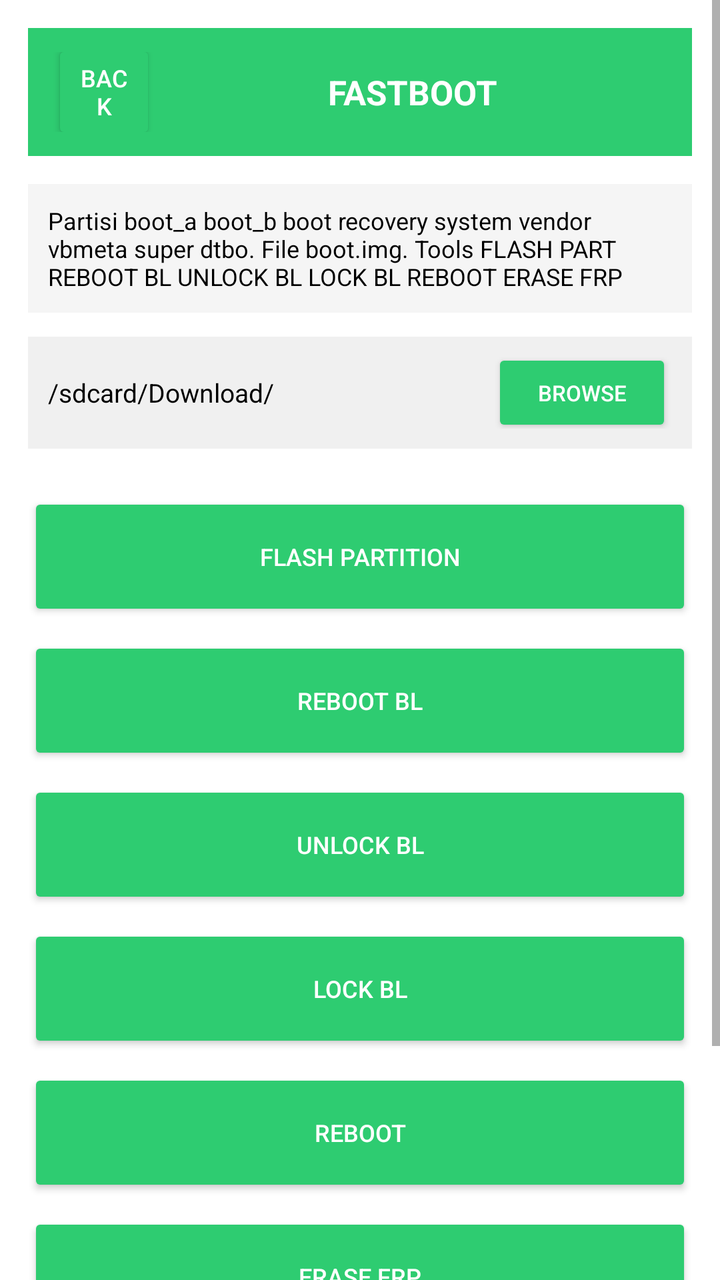
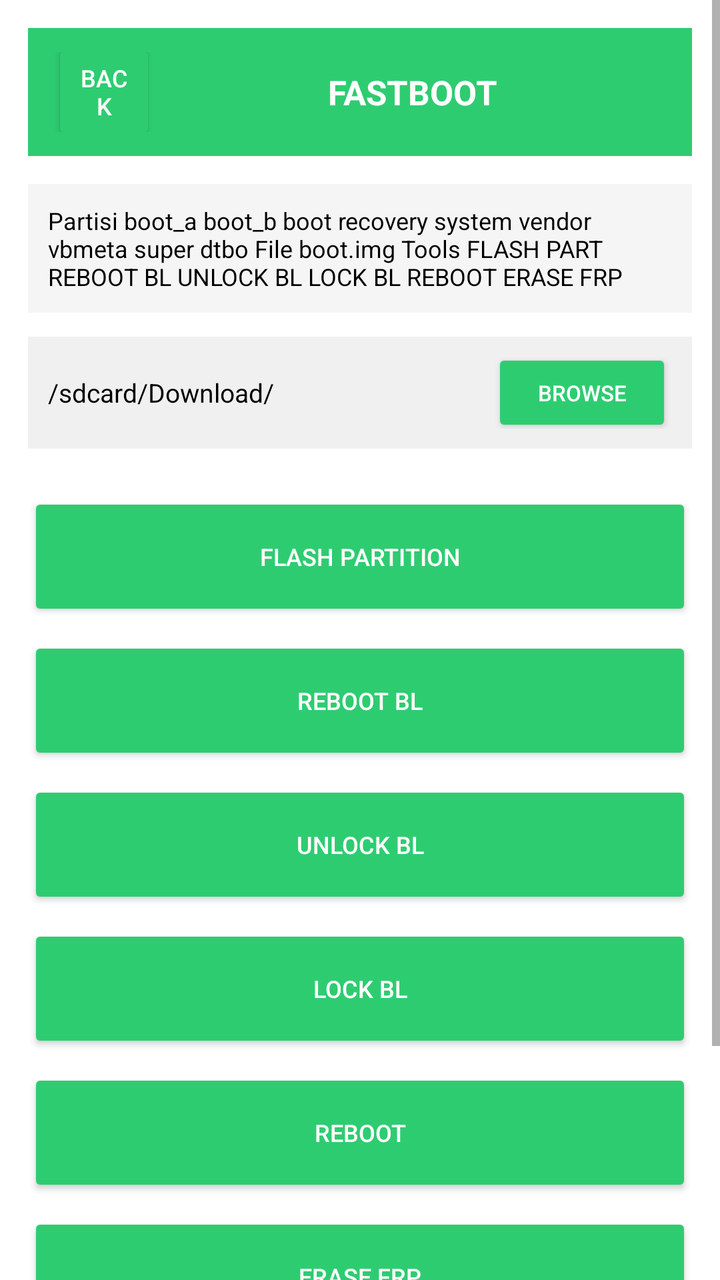

Screens rendered from an Android XML layout before and after an edit, with the pre-edit source and the edit as a unified diff.
<!-- AndroidManifest.xml: application theme Theme.OTGFlasher -->
<!-- res/layout/activity_fastboot.xml -->
<?xml version="1.0" encoding="utf-8"?>
<ScrollView xmlns:android="http://schemas.android.com/apk/res/android" android:layout_width="match_parent" android:layout_height="match_parent" android:background="#FFFFFF"><LinearLayout android:orientation="vertical" android:layout_width="match_parent" android:layout_height="wrap_content" android:padding="14dp"><LinearLayout android:orientation="horizontal" android:layout_width="match_parent" android:layout_height="64dp" android:background="#2ECC71" android:gravity="center_vertical" android:padding="12dp"><Button android:id="@+id/btnBack" android:layout_width="52dp" android:layout_height="52dp" android:text="BACK" android:textColor="#FFFFFF" android:backgroundTint="#2ECC71" android:textSize="12sp"/><TextView android:layout_width="0dp" android:layout_weight="1" android:layout_height="wrap_content" android:text="FASTBOOT" android:textSize="17sp" android:textStyle="bold" android:textColor="#FFFFFF" android:gravity="center"/></LinearLayout><TextView android:layout_width="match_parent" android:layout_height="wrap_content" android:text="Partisi boot_a boot_b boot recovery system vendor vbmeta super dtbo. File boot.img. Tools FLASH PART REBOOT BL UNLOCK BL LOCK BL REBOOT ERASE FRP" android:textSize="12sp" android:textColor="#000000" android:layout_marginTop="14dp" android:background="#F5F5F5" android:padding="10dp"/><LinearLayout android:orientation="horizontal" android:layout_width="match_parent" android:layout_height="56dp" android:background="#F0F0F0" android:gravity="center_vertical" android:padding="10dp" android:layout_marginTop="12dp"><TextView android:id="@+id/txtFile" android:layout_width="0dp" android:layout_weight="1" android:layout_height="wrap_content" android:text="/sdcard/Download/" android:textSize="13sp" android:textColor="#000000"/><Button android:id="@+id/btnBrowse" android:layout_width="90dp" android:layout_height="44dp" android:text="BROWSE" android:textColor="#FFFFFF" android:backgroundTint="#2ECC71" android:textSize="11sp"/></LinearLayout><LinearLayout android:orientation="vertical" android:layout_width="match_parent" android:layout_height="wrap_content" android:layout_marginTop="14dp"><Button android:id="@+id/btn0" android:layout_width="match_parent" android:layout_height="64dp" android:text="FLASH PARTITION" android:textColor="#FFFFFF" android:backgroundTint="#2ECC71" android:textSize="12sp" android:layout_marginTop="8dp"/><Button android:id="@+id/btn1" android:layout_width="match_parent" android:layout_height="64dp" android:text="REBOOT BL" android:textColor="#FFFFFF" android:backgroundTint="#2ECC71" android:textSize="12sp" android:layout_marginTop="8dp"/><Button android:id="@+id/btn2" android:layout_width="match_parent" android:layout_height="64dp" android:text="UNLOCK BL" android:textColor="#FFFFFF" android:backgroundTint="#2ECC71" android:textSize="12sp" android:layout_marginTop="8dp"/><Button android:id="@+id/btn3" android:layout_width="match_parent" android:layout_height="64dp" android:text="LOCK BL" android:textColor="#FFFFFF" android:backgroundTint="#2ECC71" android:textSize="12sp" android:layout_marginTop="8dp"/><Button android:id="@+id/btn4" android:layout_width="match_parent" android:layout_height="64dp" android:text="REBOOT" android:textColor="#FFFFFF" android:backgroundTint="#2ECC71" android:textSize="12sp" android:layout_marginTop="8dp"/><Button android:id="@+id/btn5" android:layout_width="match_parent" android:layout_height="64dp" android:text="ERASE FRP" android:textColor="#FFFFFF" android:backgroundTint="#2ECC71" android:textSize="12sp" android:layout_marginTop="8dp"/></LinearLayout><ProgressBar android:id="@+id/progressBar" style="?android:attr/progressBarStyleHorizontal" android:layout_width="match_parent" android:layout_height="16dp" android:max="100" android:progress="0" android:progressTint="#2ECC71" android:layout_marginTop="16dp"/><TextView android:id="@+id/txtDetail" android:layout_width="match_parent" android:layout_height="wrap_content" android:text="Ready FASTBOOT" android:textSize="12sp" android:textColor="#000000" android:layout_marginTop="6dp"/><TextView android:id="@+id/logView" android:layout_width="match_parent" android:layout_height="wrap_content" android:background="#111111" android:textColor="#00FF00" android:textSize="11sp" android:padding="10dp" android:layout_marginTop="10dp" android:text="LOG FASTBOOT"/></LinearLayout></ScrollView>
<!-- resources referenced by this layout -->
<resources>
  <style name="Theme.OTGFlasher" parent="android:Theme.Material.Light.NoActionBar" />
</resources>

<!-- the commit's change to res/layout/activity_fastboot.xml (unified diff, before → after) -->
@@ -1,2 +1,2 @@
 <?xml version="1.0" encoding="utf-8"?>
-<ScrollView xmlns:android="http://schemas.android.com/apk/res/android" android:layout_width="match_parent" android:layout_height="match_parent" android:background="#FFFFFF"><LinearLayout android:orientation="vertical" android:layout_width="match_parent" android:layout_height="wrap_content" android:padding="14dp"><LinearLayout android:orientation="horizontal" android:layout_width="match_parent" android:layout_height="64dp" android:background="#2ECC71" android:gravity="center_vertical" android:padding="12dp"><Button android:id="@+id/btnBack" android:layout_width="52dp" android:layout_height="52dp" android:text="BACK" android:textColor="#FFFFFF" android:backgroundTint="#2ECC71" android:textSize="12sp"/><TextView android:layout_width="0dp" android:layout_weight="1" android:layout_height="wrap_content" android:text="FASTBOOT" android:textSize="17sp" android:textStyle="bold" android:textColor="#FFFFFF" android:gravity="center"/></LinearLayout><TextView android:layout_width="match_parent" android:layout_height="wrap_content" android:text="Partisi boot_a boot_b boot recovery system vendor vbmeta super dtbo. File boot.img. Tools FLASH PART REBOOT BL UNLOCK BL LOCK BL REBOOT ERASE FRP" android:textSize="12sp" android:textColor="#000000" android:layout_marginTop="14dp" android:background="#F5F5F5" android:padding="10dp"/><LinearLayout android:orientation="horizontal" android:layout_width="match_parent" android:layout_height="56dp" android:background="#F0F0F0" android:gravity="center_vertical" android:padding="10dp" android:layout_marginTop="12dp"><TextView android:id="@+id/txtFile" android:layout_width="0dp" android:layout_weight="1" android:layout_height="wrap_content" android:text="/sdcard/Download/" android:textSize="13sp" android:textColor="#000000"/><Button android:id="@+id/btnBrowse" android:layout_width="90dp" android:layout_height="44dp" android:text="BROWSE" android:textColor="#FFFFFF" android:backgroundTint="#2ECC71" android:textSize="11sp"/></LinearLayout><LinearLayout android:orientation="vertical" android:layout_width="match_parent" android:layout_height="wrap_content" android:layout_marginTop="14dp"><Button android:id="@+id/btn0" android:layout_width="match_parent" android:layout_height="64dp" android:text="FLASH PARTITION" android:textColor="#FFFFFF" android:backgroundTint="#2ECC71" android:textSize="12sp" android:layout_marginTop="8dp"/><Button android:id="@+id/btn1" android:layout_width="match_parent" android:layout_height="64dp" android:text="REBOOT BL" android:textColor="#FFFFFF" android:backgroundTint="#2ECC71" android:textSize="12sp" android:layout_marginTop="8dp"/><Button android:id="@+id/btn2" android:layout_width="match_parent" android:layout_height="64dp" android:text="UNLOCK BL" android:textColor="#FFFFFF" android:backgroundTint="#2ECC71" android:textSize="12sp" android:layout_marginTop="8dp"/><Button android:id="@+id/btn3" android:layout_width="match_parent" android:layout_height="64dp" android:text="LOCK BL" android:textColor="#FFFFFF" android:backgroundTint="#2ECC71" android:textSize="12sp" android:layout_marginTop="8dp"/><Button android:id="@+id/btn4" android:layout_width="match_parent" android:layout_height="64dp" android:text="REBOOT" android:textColor="#FFFFFF" android:backgroundTint="#2ECC71" android:textSize="12sp" android:layout_marginTop="8dp"/><Button android:id="@+id/btn5" android:layout_width="match_parent" android:layout_height="64dp" android:text="ERASE FRP" android:textColor="#FFFFFF" android:backgroundTint="#2ECC71" android:textSize="12sp" android:layout_marginTop="8dp"/></LinearLayout><ProgressBar android:id="@+id/progressBar" style="?android:attr/progressBarStyleHorizontal" android:layout_width="match_parent" android:layout_height="16dp" android:max="100" android:progress="0" android:progressTint="#2ECC71" android:layout_marginTop="16dp"/><TextView android:id="@+id/txtDetail" android:layout_width="match_parent" android:layout_height="wrap_content" android:text="Ready FASTBOOT" android:textSize="12sp" android:textColor="#000000" android:layout_marginTop="6dp"/><TextView android:id="@+id/logView" android:layout_width="match_parent" android:layout_height="wrap_content" android:background="#111111" android:textColor="#00FF00" android:textSize="11sp" android:padding="10dp" android:layout_marginTop="10dp" android:text="LOG FASTBOOT"/></LinearLayout></ScrollView>
+<ScrollView xmlns:android="http://schemas.android.com/apk/res/android" android:layout_width="match_parent" android:layout_height="match_parent" android:background="#FFFFFF"><LinearLayout android:orientation="vertical" android:layout_width="match_parent" android:layout_height="wrap_content" android:padding="14dp"><LinearLayout android:orientation="horizontal" android:layout_width="match_parent" android:layout_height="64dp" android:background="#2ECC71" android:gravity="center_vertical" android:padding="12dp"><Button android:id="@+id/btnBack" android:layout_width="52dp" android:layout_height="52dp" android:text="BACK" android:textColor="#FFFFFF" android:backgroundTint="#2ECC71" android:textSize="12sp"/><TextView android:layout_width="0dp" android:layout_weight="1" android:layout_height="wrap_content" android:text="FASTBOOT" android:textSize="17sp" android:textStyle="bold" android:textColor="#FFFFFF" android:gravity="center"/></LinearLayout><TextView android:layout_width="match_parent" android:layout_height="wrap_content" android:text="Partisi boot_a boot_b boot recovery system vendor vbmeta super dtbo File boot.img Tools FLASH PART REBOOT BL UNLOCK BL LOCK BL REBOOT ERASE FRP" android:textSize="12sp" android:textColor="#000000" android:layout_marginTop="14dp" android:background="#F5F5F5" android:padding="10dp"/><LinearLayout android:orientation="horizontal" android:layout_width="match_parent" android:layout_height="56dp" android:background="#F0F0F0" android:gravity="center_vertical" android:padding="10dp" android:layout_marginTop="12dp"><TextView android:id="@+id/txtFile" android:layout_width="0dp" android:layout_weight="1" android:layout_height="wrap_content" android:text="/sdcard/Download/" android:textSize="13sp" android:textColor="#000000"/><Button android:id="@+id/btnBrowse" android:layout_width="90dp" android:layout_height="44dp" android:text="BROWSE" android:textColor="#FFFFFF" android:backgroundTint="#2ECC71" android:textSize="11sp"/></LinearLayout><LinearLayout android:orientation="vertical" android:layout_width="match_parent" android:layout_height="wrap_content" android:layout_marginTop="14dp"><Button android:id="@+id/btn0" android:layout_width="match_parent" android:layout_height="64dp" android:text="FLASH PARTITION" android:textColor="#FFFFFF" android:backgroundTint="#2ECC71" android:textSize="12sp" android:layout_marginTop="8dp"/><Button android:id="@+id/btn1" android:layout_width="match_parent" android:layout_height="64dp" android:text="REBOOT BL" android:textColor="#FFFFFF" android:backgroundTint="#2ECC71" android:textSize="12sp" android:layout_marginTop="8dp"/><Button android:id="@+id/btn2" android:layout_width="match_parent" android:layout_height="64dp" android:text="UNLOCK BL" android:textColor="#FFFFFF" android:backgroundTint="#2ECC71" android:textSize="12sp" android:layout_marginTop="8dp"/><Button android:id="@+id/btn3" android:layout_width="match_parent" android:layout_height="64dp" android:text="LOCK BL" android:textColor="#FFFFFF" android:backgroundTint="#2ECC71" android:textSize="12sp" android:layout_marginTop="8dp"/><Button android:id="@+id/btn4" android:layout_width="match_parent" android:layout_height="64dp" android:text="REBOOT" android:textColor="#FFFFFF" android:backgroundTint="#2ECC71" android:textSize="12sp" android:layout_marginTop="8dp"/><Button android:id="@+id/btn5" android:layout_width="match_parent" android:layout_height="64dp" android:text="ERASE FRP" android:textColor="#FFFFFF" android:backgroundTint="#2ECC71" android:textSize="12sp" android:layout_marginTop="8dp"/></LinearLayout><ProgressBar android:id="@+id/progressBar" style="?android:attr/progressBarStyleHorizontal" android:layout_width="match_parent" android:layout_height="16dp" android:max="100" android:progress="0" android:progressTint="#2ECC71" android:layout_marginTop="16dp"/><TextView android:id="@+id/txtDetail" android:layout_width="match_parent" android:layout_height="wrap_content" android:text="Ready FASTBOOT" android:textSize="12sp" android:textColor="#000000" android:layout_marginTop="6dp"/><TextView android:id="@+id/logView" android:layout_width="match_parent" android:layout_height="wrap_content" android:background="#111111" android:textColor="#00FF00" android:textSize="11sp" android:padding="10dp" android:layout_marginTop="10dp" android:text="LOG FASTBOOT"/></LinearLayout></ScrollView>
